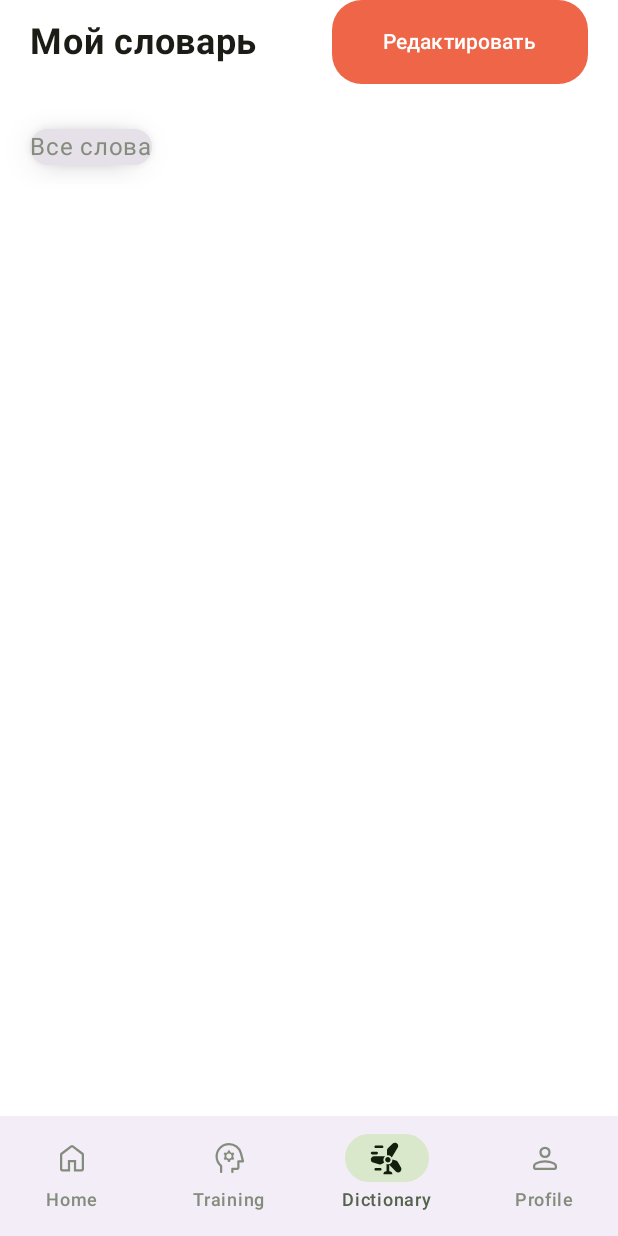
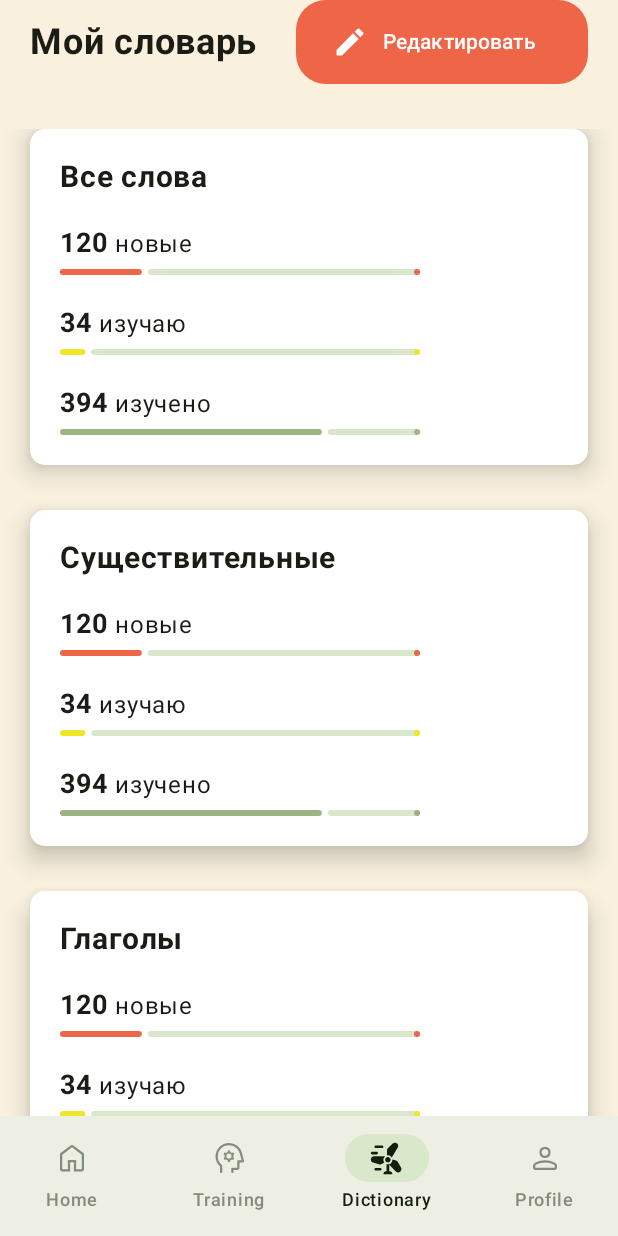
Before and after one commit to norphyra/EnglishWords, an Android app built with Jetpack Compose: the screen it shows after launch (MainActivity), item 3 of the bottom bar chosen, on a phone screen of 412 x 824 dp. Run offline under Robolectric (Android 15) with nearby library versions, the phone set to English and light mode, and no system bars; our stand-ins replace Dagger/Hilt's generated code, window size class; 2 statements that could not run were skipped.

Commit message:
Create cards in Dictionary Screen

```diff
--- a/app/src/main/java/com/example/englishwordspetproject/AppState.kt
+++ b/app/src/main/java/com/example/englishwordspetproject/AppState.kt
@@ -22,6 +22,9 @@ class AppState(
 
     val shouldShowBottomBar: Boolean
         get() = windowSizeClass.widthSizeClass == WindowWidthSizeClass.Compact
+
+    val shouldShowNavRail: Boolean
+        get() = !shouldShowBottomBar
 
     /**
      * Map of top level destinations to be used in the BottomBar. The key is the
--- a/app/src/main/java/com/example/englishwordspetproject/data/viewModels/DictionaryViewModel.kt
+++ b/app/src/main/java/com/example/englishwordspetproject/data/viewModels/DictionaryViewModel.kt
@@ -7,9 +7,6 @@ import androidx.compose.material3.SheetState
 import androidx.compose.material3.rememberModalBottomSheetState
 import androidx.compose.ui.graphics.Color
 import com.example.englishwordspetproject.R
-import com.example.englishwordspetproject.ui.theme.in_progress_icon_color
-import com.example.englishwordspetproject.ui.theme.learned_icon_color
-import com.example.englishwordspetproject.ui.theme.new_word_icon_color
 import kotlinx.coroutines.flow.MutableStateFlow
 import kotlinx.coroutines.flow.StateFlow
 
@@ -36,7 +33,6 @@ class DictionaryViewModel: BaseViewModel() {
 }
 
 data class Section(@StringRes val sectionName: Int)
-data class WordsStatistic(val count: Int)
 
 data class WordsWithTranslate(val word: String, val translate: String, val status: WordStatus)
 
@@ -48,10 +44,11 @@ val wordsMap = mapOf<String, List<String>>(
     "C" to listOf("Cccccccc", "Cccccccc", "Cccccccc")
 )
 
-val wordsStatisticInDictionary = mapOf<@receiver:StringRes Int, WordsStatistic>(
-    R.string.new_word to WordsStatistic(120),
-    R.string.in_progress_word to WordsStatistic(34),
-    R.string.learned_word to WordsStatistic(394)
+val wordsStatisticInDictionary = mapOf<@receiver:StringRes Int, Int>(
+    R.string.new_word to 120,
+    R.string.in_progress_word to 34,
+    R.string.learned_word to 394,
+    R.string.all_words to 548
 )
 
 val words = listOf(WordsWithTranslate("cat", "кошка", WordStatus.New),
@@ -59,6 +56,9 @@ val words = listOf(WordsWithTranslate("cat", "кошка", WordStatus.New),
     WordsWithTranslate("fish", "рыба", WordStatus.InProgress),
     WordsWithTranslate("illusion", "иллюзия", WordStatus.Learned))
 
+val cardTitles = listOf(R.string.all_words_title, R.string.nouns_title, R.string.verbs_title,
+R.string.adjectives_title, R.string.adverb_title, R.string.numerals_title)
+
 enum class WordStatus {
     New,
     InProgress,
--- a/app/src/main/java/com/example/englishwordspetproject/navigation/NavigationUI.kt
+++ b/app/src/main/java/com/example/englishwordspetproject/navigation/NavigationUI.kt
@@ -1,10 +1,17 @@
 package com.example.englishwordspetproject.navigation
 
+import androidx.compose.foundation.layout.ColumnScope
 import androidx.compose.foundation.layout.RowScope
+import androidx.compose.material3.MaterialTheme
 import androidx.compose.material3.NavigationBar
 import androidx.compose.material3.NavigationBarItem
+import androidx.compose.material3.NavigationBarItemDefaults
+import androidx.compose.material3.NavigationRail
+import androidx.compose.material3.NavigationRailItem
+import androidx.compose.material3.NavigationRailItemDefaults
 import androidx.compose.runtime.Composable
 import androidx.compose.ui.Modifier
+import androidx.compose.ui.graphics.Color
 import androidx.compose.ui.unit.dp
 
 @Composable
@@ -16,6 +23,7 @@ fun BottomNavigationBar(
         modifier = modifier,
         tonalElevation = 0.dp,
         content = content,
+        containerColor = NavigationDefaults.navigationContainerColor()
     )
 }
 
@@ -37,17 +45,96 @@ fun RowScope.BottomNavigationBarItem(
         enabled = enabled,
         label = label,
         alwaysShowLabel = true,
+        colors = NavigationBarItemDefaults.colors(
+            selectedIconColor = NavigationDefaults.navigationSelectedIconColor(),
+            unselectedIconColor = NavigationDefaults.navigationUnselectedIconColor(),
+            selectedTextColor = NavigationDefaults.navigationSelectedIconColor(),
+            unselectedTextColor = NavigationDefaults.navigationUnselectedIconColor(),
+            indicatorColor = NavigationDefaults.navigationIndicatorColor(),
+        )
 
     )
 }
 
-//object NavigationDefaults {
-//    @Composable
-//    fun navigationContentColor() = MaterialTheme.colorScheme.onSurfaceVariant
-//
-//    @Composable
-//    fun navigationSelectedItemColor() = MaterialTheme.colorScheme.onPrimaryContainer
-//
-//    @Composable
-//    fun navigationIndicatorColor() = MaterialTheme.colorScheme.primaryContainer
-//}
+/**
+ * Now in Android navigation rail item with icon and label content slots. Wraps Material 3
+ * [NavigationRailItem].
+ *
+ * @param selected Whether this item is selected.
+ * @param onClick The callback to be invoked when this item is selected.
+ * @param icon The item icon content.
+ * @param modifier Modifier to be applied to this item.
+ * @param selectedIcon The item icon content when selected.
+ * @param enabled controls the enabled state of this item. When `false`, this item will not be
+ * clickable and will appear disabled to accessibility services.
+ * @param label The item text label content.
+ * @param alwaysShowLabel Whether to always show the label for this item. If false, the label will
+ * only be shown when this item is selected.
+ */
+
+@Composable
+fun BottomNavigationRailItem(
+    selected: Boolean,
+    onClick: () -> Unit,
+    icon: @Composable () -> Unit,
+    modifier: Modifier = Modifier,
+    selectedIcon: @Composable () -> Unit = icon,
+    enabled: Boolean = true,
+    label: @Composable (() -> Unit)? = null,
+    alwaysShowLabel: Boolean = true,
+) {
+    NavigationRailItem(
+        selected = selected,
+        onClick = onClick,
+        icon = if (selected) selectedIcon else icon,
+        modifier = modifier,
+        enabled = enabled,
+        label = label,
+        alwaysShowLabel = alwaysShowLabel,
+        colors = NavigationRailItemDefaults.colors(
+            selectedIconColor = NavigationDefaults.navigationSelectedIconColor(),
+            unselectedIconColor = NavigationDefaults.navigationUnselectedIconColor(),
+            selectedTextColor = NavigationDefaults.navigationSelectedIconColor(),
+            unselectedTextColor = NavigationDefaults.navigationUnselectedIconColor(),
+            indicatorColor = NavigationDefaults.navigationIndicatorColor(),
+        ),
+    )
+}
+
+/**
+ * Now in Android navigation rail with header and content slots. Wraps Material 3 [NavigationRail].
+ *
+ * @param modifier Modifier to be applied to the navigation rail.
+ * @param header Optional header that may hold a floating action button or a logo.
+ * @param content Destinations inside the navigation rail. This should contain multiple
+ * [NavigationRailItem]s.
+ */
+
+@Composable
+fun BottomNavigationRail(
+    modifier: Modifier = Modifier,
+    header: @Composable (ColumnScope.() -> Unit)? = null,
+    content: @Composable ColumnScope.() -> Unit,
+) {
+    NavigationRail(
+        modifier = modifier,
+        containerColor = Color.White,
+        contentColor = MaterialTheme.colorScheme.onSurface,
+        header = header,
+        content = content,
+    )
+}
+
+object NavigationDefaults {
+    @Composable
+    fun navigationSelectedIconColor() = MaterialTheme.colorScheme.onSecondaryContainer
+
+    @Composable
+    fun navigationUnselectedIconColor() = MaterialTheme.colorScheme.onSurfaceVariant
+
+    @Composable
+    fun navigationIndicatorColor() = MaterialTheme.colorScheme.secondaryContainer
+
+    @Composable
+    fun navigationContainerColor() = MaterialTheme.colorScheme.surfaceVariant
+}
--- a/app/src/main/java/com/example/englishwordspetproject/screens/DictionaryScreen.kt
+++ b/app/src/main/java/com/example/englishwordspetproject/screens/DictionaryScreen.kt
@@ -1,7 +1,5 @@
 package com.example.englishwordspetproject.screens
 
-import android.content.Context
-import androidx.annotation.StringRes
 import androidx.compose.foundation.clickable
 import androidx.compose.foundation.layout.Arrangement
 import androidx.compose.foundation.layout.Box
@@ -12,6 +10,7 @@ import androidx.compose.foundation.layout.fillMaxWidth
 import androidx.compose.foundation.layout.height
 import androidx.compose.foundation.layout.heightIn
 import androidx.compose.foundation.layout.padding
+import androidx.compose.foundation.layout.width
 import androidx.compose.foundation.layout.wrapContentHeight
 import androidx.compose.foundation.lazy.LazyColumn
 import androidx.compose.foundation.lazy.grid.GridCells
@@ -22,6 +21,7 @@ import androidx.compose.foundation.rememberScrollState
 import androidx.compose.foundation.shape.RoundedCornerShape
 import androidx.compose.foundation.verticalScroll
 import androidx.compose.material.icons.Icons
+import androidx.compose.material.icons.rounded.Edit
 import androidx.compose.material.icons.rounded.ExpandMore
 import androidx.compose.material3.Button
 import androidx.compose.material3.ButtonDefaults
@@ -31,14 +31,13 @@ import androidx.compose.material3.Divider
 import androidx.compose.material3.ExperimentalMaterial3Api
 import androidx.compose.material3.FilledTonalButton
 import androidx.compose.material3.Icon
+import androidx.compose.material3.LinearProgressIndicator
 import androidx.compose.material3.MaterialTheme
 import androidx.compose.material3.ModalBottomSheet
 import androidx.compose.material3.Surface
 import androidx.compose.material3.Text
 import androidx.compose.material3.windowsizeclass.WindowHeightSizeClass.Companion.Compact
-import androidx.compose.material3.windowsizeclass.WindowHeightSizeClass.Companion.Medium
 import androidx.compose.material3.windowsizeclass.WindowWidthSizeClass
-import androidx.compose.material3.windowsizeclass.calculateWindowSizeClass
 import androidx.compose.runtime.Composable
 import androidx.compose.runtime.collectAsState
 import androidx.compose.runtime.getValue
@@ -65,13 +64,14 @@ import com.example.englishwordspetproject.R
 import com.example.englishwordspetproject.data.viewModels.DictionaryViewModel
 import com.example.englishwordspetproject.data.viewModels.LanguageViewModel
 import com.example.englishwordspetproject.data.viewModels.WordStatus
+import com.example.englishwordspetproject.data.viewModels.cardTitles
 import com.example.englishwordspetproject.data.viewModels.sections
 import com.example.englishwordspetproject.data.viewModels.words
 import com.example.englishwordspetproject.data.viewModels.wordsMap
-import com.example.englishwordspetproject.ui.theme.in_progress_icon_color
-import com.example.englishwordspetproject.ui.theme.learned_icon_color
-import com.example.englishwordspetproject.ui.theme.new_word_icon_color
-import com.example.englishwordspetproject.utils.CalculatePaddings
+import com.example.englishwordspetproject.data.viewModels.wordsStatisticInDictionary
+import com.example.englishwordspetproject.ui.theme.in_progress_words_progress_color
+import com.example.englishwordspetproject.ui.theme.learned_words_progress_color
+import com.example.englishwordspetproject.ui.theme.new_words_progress_color
 import com.example.englishwordspetproject.utils.WindowSize
 
 
@@ -98,7 +98,8 @@ fun DictionaryScreen(dictionaryViewModel: DictionaryViewModel = viewModel()) {
     val mainColumnHorizontalPaddingValues = when(WindowSize.windowSizeClass?.widthSizeClass) {
         WindowWidthSizeClass.Compact -> 20.dp
         WindowWidthSizeClass.Medium -> 100.dp
-        else -> 400.dp
+        WindowWidthSizeClass.Expanded -> 400.dp
+        else -> 300.dp
     }
 
     Box(modifier = Modifier
@@ -107,12 +108,16 @@ fun DictionaryScreen(dictionaryViewModel: DictionaryViewModel = viewModel()) {
     ) {
         Column(
             modifier = Modifier
-                .padding(horizontal = mainColumnHorizontalPaddingValues, vertical = mainColumnVerticalPaddingValues)
-                .fillMaxSize()
-                .verticalScroll(scrollState, enabled = true),
+                .padding(
+                    horizontal = mainColumnHorizontalPaddingValues,
+                    vertical = mainColumnVerticalPaddingValues
+                )
+                .fillMaxSize(),
             horizontalAlignment = Start
         ) {
-            Row(modifier = Modifier.fillMaxWidth(),
+            Row(modifier = Modifier
+                .fillMaxWidth()
+                .padding(bottom = 30.dp),
                 verticalAlignment = Alignment.CenterVertically,
                 horizontalArrangement = Arrangement.SpaceBetween
             ) {
@@ -123,17 +128,33 @@ fun DictionaryScreen(dictionaryViewModel: DictionaryViewModel = viewModel()) {
                 Button(onClick = { /*TODO*/ },
                        shape = RoundedCornerShape(20.dp)
                 ) {
+                    Icon(imageVector = Icons.Rounded.Edit, contentDescription = "")
                     Text(text = "Редактировать",
                         modifier = Modifier.padding(10.dp))
                 }
             }
 
-            Card(shape = RoundedCornerShape(20.dp),
-                elevation = CardDefaults.cardElevation(10.dp),
-                modifier = Modifier.padding(top = 30.dp)
+            Column(modifier = Modifier
+                .fillMaxSize()
+                .verticalScroll(scrollState, enabled = true)
+                .padding(bottom = 50.dp),
+                    horizontalAlignment = Alignment.CenterHorizontally
             ) {
-                Text(text = "Все слова")
+
+                cardTitles.forEach {title ->
+                    DictionaryCard(title = stringResource(id = title))
+                }
             }
+
+//            if (WindowSize.windowSizeClass?.widthSizeClass == WindowWidthSizeClass.Expanded) {
+//                Row(modifier = Modifier.fillMaxWidth(),
+//                horizontalArrangement = Arrangement.SpaceBetween) {
+//                    DictionaryCard("Все слова")
+//                    DictionaryCard("Все слова")
+//                }
+//            } else {
+//                DictionaryCard("Все слова")
+//            }
 
 //            Surface(shape = RoundedCornerShape(20.dp),
 //                color = MaterialTheme.colorScheme.primaryContainer.copy(alpha = 0.5f),
@@ -193,6 +214,48 @@ fun DictionaryScreen(dictionaryViewModel: DictionaryViewModel = viewModel()) {
 }
 
 @Composable
+fun DictionaryCard(title: String) {
+
+    Card(shape = RoundedCornerShape(10.dp),
+        elevation = CardDefaults.cardElevation(10.dp),
+        colors = CardDefaults.cardColors(containerColor = MaterialTheme.colorScheme.background,
+            contentColor = MaterialTheme.colorScheme.onBackground),
+        modifier = Modifier.padding(bottom = 30.dp)
+    ) {
+        Column(modifier = Modifier
+            .padding(20.dp)
+            .width(350.dp)
+        ){
+            Text(text = title, fontWeight = FontWeight.Bold, fontSize = 20.sp)
+
+            wordsStatisticInDictionary.entries.forEach { entry ->
+                val string = "${entry.value} ${stringResource(id = entry.key)}"
+                val decimalIndex = string.indexOf(char = string.find { it.isLetter() }!!)
+
+                val text = AnnotatedString(text = string,
+                    spanStyles = listOf(
+                        AnnotatedString.Range(SpanStyle(fontWeight = FontWeight.Bold, fontSize = 18.sp), start = 0, end = decimalIndex)
+                    )
+                )
+
+                if (entry.key != R.string.all_words) {
+
+                    Text(text = text, modifier = Modifier.padding(top = 20.dp, bottom = 5.dp))
+                    LinearProgressIndicator(progress = entry.value.toFloat() / wordsStatisticInDictionary[R.string.all_words]!! ,
+                        color = when(entry.key) {
+                            R.string.new_word -> new_words_progress_color
+                            R.string.in_progress_word -> in_progress_words_progress_color
+                            R.string.learned_word -> learned_words_progress_color
+                            else -> MaterialTheme.colorScheme.onSurfaceVariant
+                        })
+                }
+
+            }
+        }
+    }
+}
+
+@Composable
 fun InDictionaryWordItem() {
     LazyHorizontalGrid(rows = GridCells.Adaptive(60.dp),
         verticalArrangement = Arrangement.Center,
@@ -214,44 +277,44 @@ fun InDictionaryWordItem() {
     }
 }
 
-@Composable
-fun WordsStatistic(context: Context, count: Int, @StringRes stringRes: Int) {
-    Row(horizontalArrangement = Arrangement.SpaceBetween,
-        verticalAlignment = Alignment.CenterVertically,
-        modifier = Modifier
-            .fillMaxWidth(0.45f)
-            .padding(top = 10.dp)
-    ) {
-        val string = "$count  ${context.getString(stringRes)}"
-
-        val decimalIndex = string.indexOf(char = string.find { it.isLetter() }!!)
-
-        val annotatedString = AnnotatedString(text = string,
-            spanStyles = listOf(
-                AnnotatedString.Range(SpanStyle(fontWeight = FontWeight.Bold, fontSize = 18.sp), start = 0, end = decimalIndex)
-            ))
-
-        Text(text = annotatedString,
-            textAlign = TextAlign.Center,
-            fontSize = 18.sp)
-
-        Icon(painterResource(id = when(stringRes) {
-                                R.string.new_word -> R.drawable.new_word_icon
-                                R.string.in_progress_word -> R.drawable.in_progress_icon
-                                R.string.learned_word -> R.drawable.learned_icon
-                                else -> R.drawable.new_word_icon
-                            }),
-            contentDescription = stringResource(id = stringRes),
-            Modifier
-                .rotate(90f),
-            tint = when(stringRes) {
-                R.string.new_word -> new_word_icon_color
-                R.string.in_progress_word -> in_progress_icon_color
-                R.string.learned_word -> learned_icon_color
-                else -> MaterialTheme.colorScheme.onSecondaryContainer
-            })
-    }
-}
+//@Composable
+//fun WordsStatistic(context: Context, count: Int, @StringRes stringRes: Int) {
+//    Row(horizontalArrangement = Arrangement.SpaceBetween,
+//        verticalAlignment = Alignment.CenterVertically,
+//        modifier = Modifier
+//            .fillMaxWidth(0.45f)
+//            .padding(top = 10.dp)
+//    ) {
+//        val string = "$count  ${context.getString(stringRes)}"
+//
+//        val decimalIndex = string.indexOf(char = string.find { it.isLetter() }!!)
+//
+//        val annotatedString = AnnotatedString(text = string,
+//            spanStyles = listOf(
+//                AnnotatedString.Range(SpanStyle(fontWeight = FontWeight.Bold, fontSize = 18.sp), start = 0, end = decimalIndex)
+//            ))
+//
+//        Text(text = annotatedString,
+//            textAlign = TextAlign.Center,
+//            fontSize = 18.sp)
+//
+//        Icon(painterResource(id = when(stringRes) {
+//                                R.string.new_word -> R.drawable.new_word_icon
+//                                R.string.in_progress_word -> R.drawable.in_progress_icon
+//                                R.string.learned_word -> R.drawable.learned_icon
+//                                else -> R.drawable.new_word_icon
+//                            }),
+//            contentDescription = stringResource(id = stringRes),
+//            Modifier
+//                .rotate(90f),
+//            tint = when(stringRes) {
+//                R.string.new_word -> new_word_icon_color
+//                R.string.in_progress_word -> in_progress_icon_color
+//                R.string.learned_word -> learned_icon_color
+//                else -> MaterialTheme.colorScheme.onSecondaryContainer
+//            })
+//    }
+//}
 
 @OptIn(ExperimentalMaterial3Api::class)
 @Composable
@@ -371,17 +434,24 @@ fun ExpandedLanguageChooser(languageViewModel: LanguageViewModel) {
     }
 }
 
-@Preview(showBackground = true, device = Devices.PHONE)
+@Preview(name = "Phone", showBackground = true, device = Devices.PIXEL_4_XL)
 @Composable
 fun DictionaryScreenPreviewPhone() {
     DictionaryScreen()
 }
 
-@Preview(showBackground = true, device = Devices.TABLET)
+@Preview(name = "Tablet", showBackground = true, device = Devices.NEXUS_10)
 @Composable
 fun DictionaryScreenPreviewTablet() {
     DictionaryScreen()
 }
+
+//@Preview(showBackground = true, device = Devices.TV_1080p)
+//@Composable
+//fun DictionaryScreenPreviewTablet() {
+//    DictionaryScreen()
+//}
+
 fun inputTextValidation(inputText: String): Boolean {
     return inputText.all { it.isLetter() }
 }
--- a/app/src/main/java/com/example/englishwordspetproject/ui/theme/Color.kt
+++ b/app/src/main/java/com/example/englishwordspetproject/ui/theme/Color.kt
@@ -24,19 +24,19 @@ val OnError = Color.White
 val Outline = Color(0xFF73796d)
 val OnOutline = Color(0xFFc4c8ba)
 
-val Surface = Color.White
-val OnSurface = Color(0xFF848c7c)
+val Surface = Color(0xFFf9f1de)
+val OnSurface = Color(0xFF1c1c16)
 
-val Background = Color(0xFFf9f1de)
+val Background = Color.White
 val OnBackground = Color(0xFF1c1c16)
 
 val SurfaceContainer = Color(0xFFedefe5)
 val OnSurfaceContainer = Color(0xFF848c7c)
 
 //Icons clors
-val new_word_icon_color = Color(0xFFc4bebe)
-val in_progress_icon_color = Color(0xFFf0e516)
-val learned_icon_color = Color(0xFFa1ed2f)
+val new_words_progress_color = Color(0xFFee6548)
+val in_progress_words_progress_color = Color(0xFFEEE626)
+val learned_words_progress_color = Color(0xFF9db482)
 
 @Composable
 fun CustomTextFieldColors() =  TextFieldDefaults.colors(errorTextColor = MaterialTheme.colorScheme.error,
--- a/app/src/main/java/com/example/englishwordspetproject/utils/UtilsForComposeScreen.kt
+++ b/app/src/main/java/com/example/englishwordspetproject/utils/UtilsForComposeScreen.kt
@@ -7,7 +7,11 @@ import androidx.compose.material3.windowsizeclass.WindowSizeClass
 import androidx.compose.runtime.Composable
 import androidx.compose.ui.Modifier
 import androidx.compose.ui.platform.LocalDensity
+import androidx.compose.ui.text.AnnotatedString
+import androidx.compose.ui.text.SpanStyle
+import androidx.compose.ui.text.font.FontWeight
 import androidx.compose.ui.unit.dp
+import androidx.compose.ui.unit.sp
 
 @Composable
 fun Int.pxToDp() = with(LocalDensity.current) { this@pxToDp.toDp() }
--- a/app/src/main/res/values/strings.xml
+++ b/app/src/main/res/values/strings.xml
@@ -7,10 +7,17 @@
 
     <string name="my_dictionary">Мой словарь</string>
     <string name="my_sets">Мои наборы</string>
-    <string name="dictionary_statistics">Статистика</string>
     <string name="new_word">новые</string>
     <string name="in_progress_word">изучаю</string>
     <string name="learned_word">изучено</string>
+    <string name="all_words">всего слов</string>
+
+    <string name="all_words_title">Все слова</string>
+    <string name="nouns_title">Существительные</string>
+    <string name="verbs_title">Глаголы</string>
+    <string name="adjectives_title">Прилагательные</string>
+    <string name="adverb_title">Наречия</string>
+    <string name="numerals_title">Числительные</string>
 
     <string name="dictionary_text_field_search_placeholder">Найти слово в словаре</string>
     <string name="supporting_error_text_search">Введите только буквы</string>
```
Also changed, not shown: app/src/main/java/com/example/englishwordspetproject/MainActivity.kt (+60 -12 lines).
